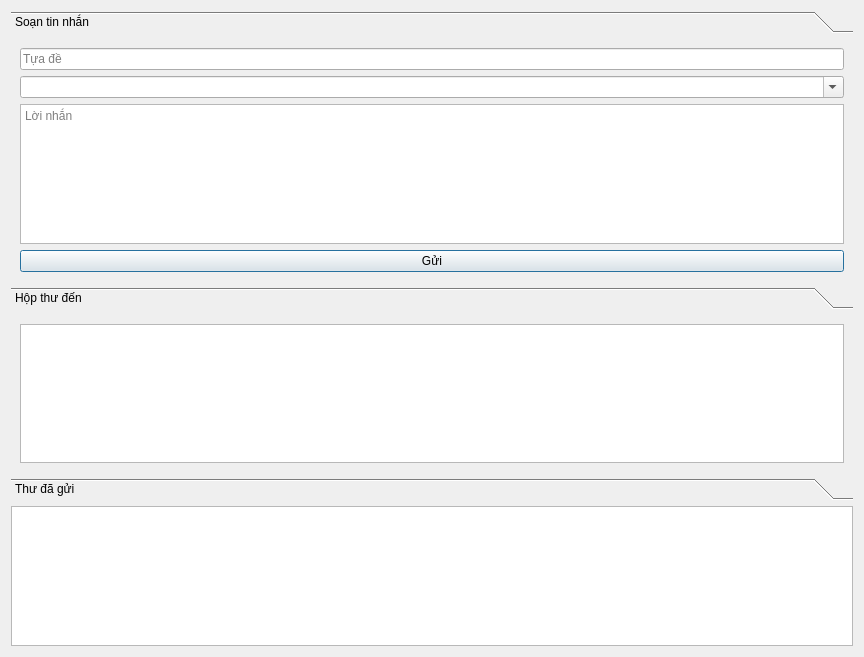
Old version of the form inbox.ui in the repository fantasyinferno/libpro.
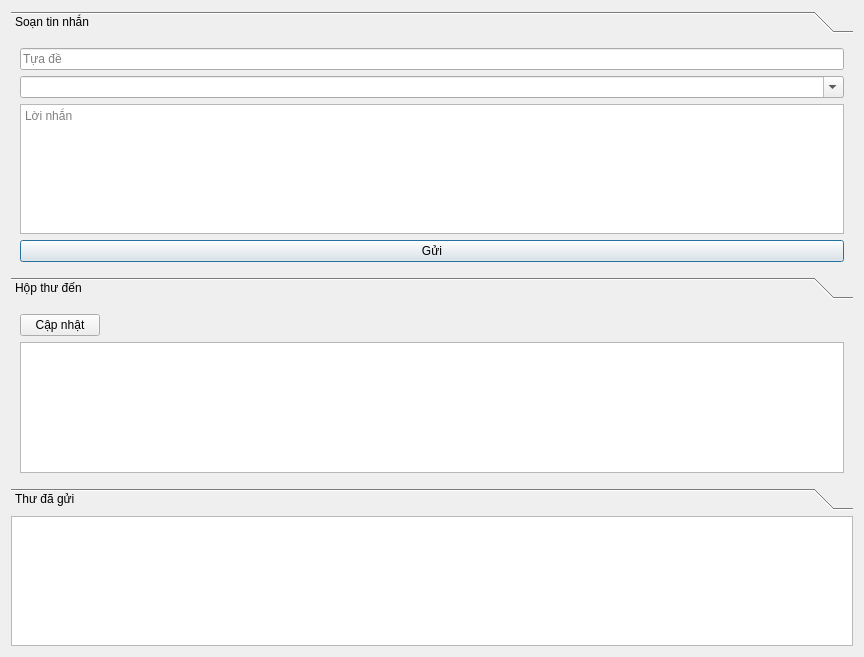
New version of the form.

Commit message: Refresh button added.

Patch:
```diff
--- a/inbox.ui
+++ b/inbox.ui
@@ -96,7 +96,33 @@
         <attribute name="label">
          <string>Hộp thư đến</string>
         </attribute>
+        <layout class="QVBoxLayout" name="verticalLayout_7">
+         <item>
         <layout class="QVBoxLayout" name="verticalLayout_5">
+           <item>
+            <layout class="QHBoxLayout" name="horizontalLayout_2">
+             <item>
+              <widget class="QPushButton" name="capNhatButton">
+               <property name="text">
+                <string>Cập nhật</string>
+               </property>
+              </widget>
+             </item>
+             <item>
+              <spacer name="horizontalSpacer">
+               <property name="orientation">
+                <enum>Qt::Horizontal</enum>
+               </property>
+               <property name="sizeHint" stdset="0">
+                <size>
+                 <width>40</width>
+                 <height>20</height>
+                </size>
+               </property>
+              </spacer>
+             </item>
+            </layout>
+           </item>
          <item>
           <widget class="QTableView" name="hopThuDenTable">
            <property name="editTriggers">
@@ -106,6 +132,8 @@
             <enum>QAbstractItemView::SelectRows</enum>
            </property>
           </widget>
+           </item>
+          </layout>
          </item>
         </layout>
        </widget>
```
Lines whose indentation alone changed are shown as unchanged. The commit also changes 2 other files.
